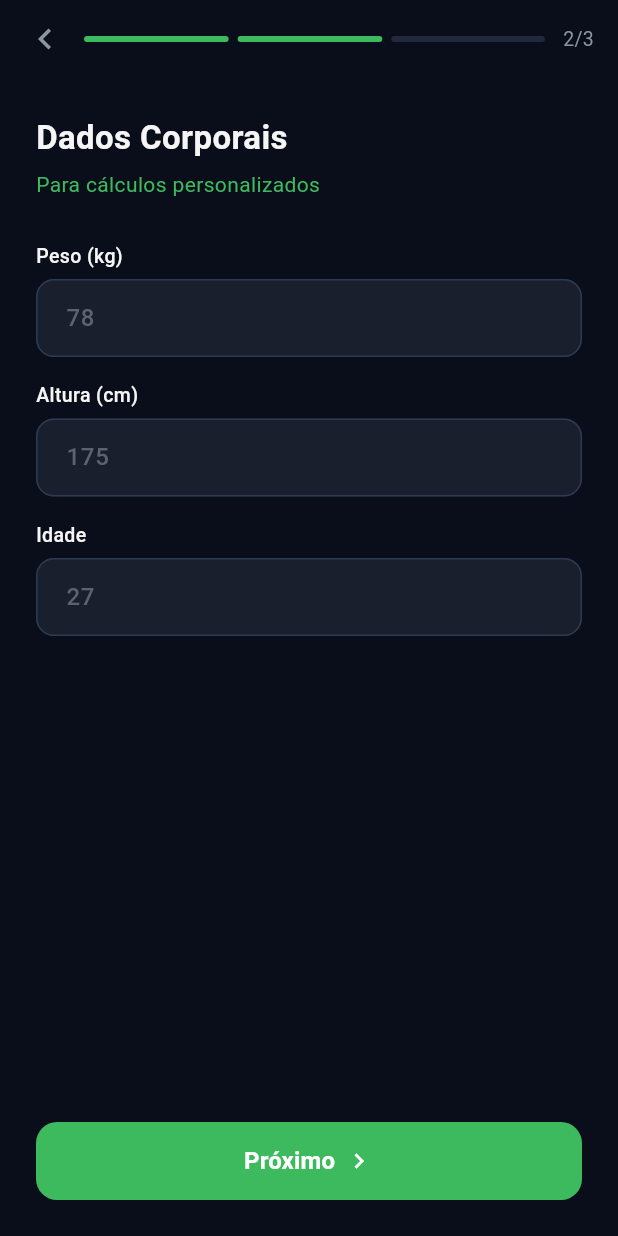
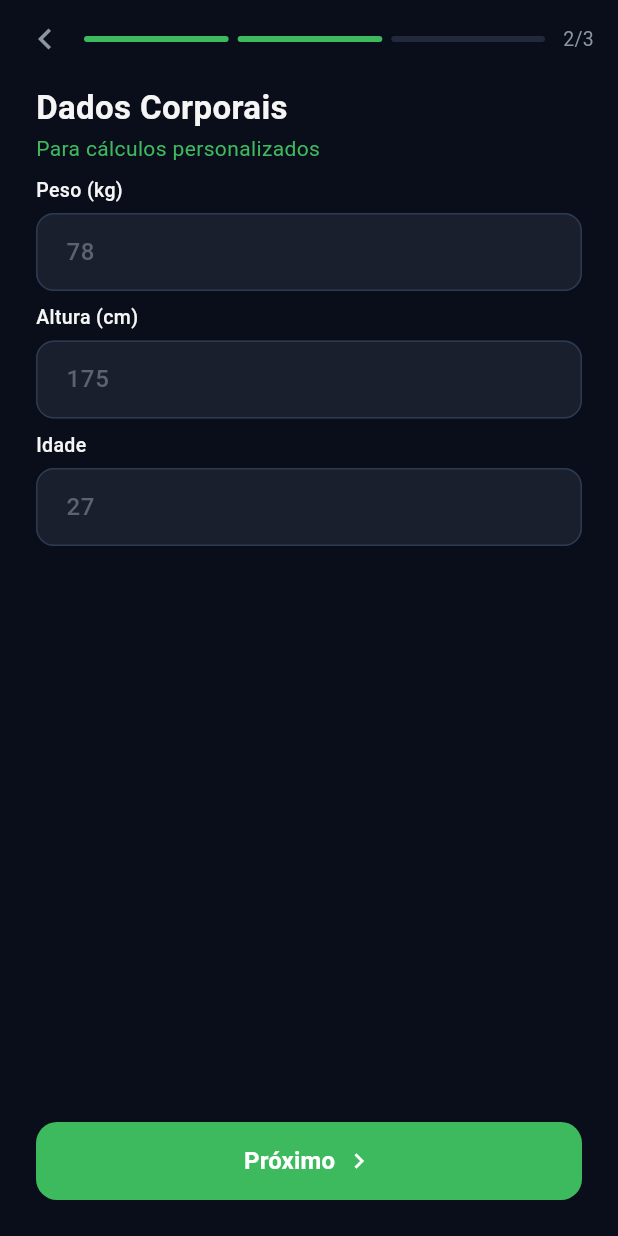
Before and after one commit to Davidsolli/desafio-final, a Flutter app: the screen it shows after launch, after a tap on "Cadastre-se", after a tap on "Próximo", on a phone screen of 412 x 824 dp. Run offline on Flutter 3.47's test engine with Material 3 defaults, Android fonts, the phone set to English and light mode, and no system bars; our stand-ins replace animate_do, go_router, shared_preferences; accounts and stored records are empty.

```diff
--- a/frontend/lib/screens/auth/login_screen.dart
+++ b/frontend/lib/screens/auth/login_screen.dart
@@ -73,41 +73,35 @@ class _LoginScreenState extends State<LoginScreen> {
   Widget build(BuildContext context) {
     return Scaffold(
       backgroundColor: AppColors.background,
-      body: SingleChildScrollView(
+      body: SafeArea(
+        child: Column(
+          children: [
+            // Logo fixa no topo
+            Padding(
+              padding: const EdgeInsets.symmetric(vertical: 8),
+              child: Image.asset('assets/images/logo-2.png'),
+            ),
+            // Resto do conteúdo
+            Expanded(
               child: Padding(
-          padding: const EdgeInsets.all(24),
+                padding: const EdgeInsets.symmetric(horizontal: 24),
                 child: Column(
                   crossAxisAlignment: CrossAxisAlignment.center,
+                  mainAxisAlignment: MainAxisAlignment.center,
                   children: [
-              const SizedBox(height: 80),
-              // Logo
-              Container(
-                width: 80,
-                height: 80,
-                decoration: BoxDecoration(
-                  gradient: AppColors.gradientPrimary,
-                  borderRadius: BorderRadius.circular(16),
-                ),
-                child: const Icon(
-                  Icons.fitness_center,
-                  size: 40,
-                  color: Colors.white,
-                ),
-              ),
-              const SizedBox(height: 24),
                     // Título
                     Text(
                       'Entrar',
                       style: Theme.of(context).textTheme.displayMedium,
                     ),
-              const SizedBox(height: 8),
+                    const SizedBox(height: 2),
                     Text(
-                'Acesse sua conta OmniConnect',
+                      'Acesse sua conta',
                       style: Theme.of(context).textTheme.bodyMedium?.copyWith(
                             color: AppColors.textSecondary,
                           ),
                     ),
-              const SizedBox(height: 48),
+                    const SizedBox(height: 16),
                     // Email
                     TextField(
                       controller: _emailController,
@@ -117,7 +111,7 @@ class _LoginScreenState extends State<LoginScreen> {
                         prefixIcon: const Icon(Icons.email_outlined),
                       ),
                     ),
-              const SizedBox(height: 16),
+                    const SizedBox(height: 12),
                     // Senha
                     TextField(
                       controller: _passwordController,
@@ -138,14 +132,14 @@ class _LoginScreenState extends State<LoginScreen> {
                         ),
                       ),
                     ),
-              const SizedBox(height: 32),
+                    const SizedBox(height: 20),
                     // Botão Login
                     SizedBox(
                       width: double.infinity,
                       child: ElevatedButton(
                         onPressed: _isLoading ? null : _handleLogin,
                         style: ElevatedButton.styleFrom(
-                    padding: const EdgeInsets.symmetric(vertical: 16),
+                          padding: const EdgeInsets.symmetric(vertical: 14),
                           backgroundColor: AppColors.primary,
                         ),
                         child: _isLoading
@@ -167,14 +161,14 @@ class _LoginScreenState extends State<LoginScreen> {
                               ),
                       ),
                     ),
-              const SizedBox(height: 24),
+                    const SizedBox(height: 12),
                     // Cadastro
                     Row(
                       mainAxisAlignment: MainAxisAlignment.center,
                       children: [
                         Text(
                           'Não tem conta? ',
-                    style: Theme.of(context).textTheme.bodyMedium?.copyWith(
+                          style: Theme.of(context).textTheme.bodySmall?.copyWith(
                                 color: AppColors.textSecondary,
                               ),
                         ),
@@ -182,7 +176,7 @@ class _LoginScreenState extends State<LoginScreen> {
                           onTap: () => context.go(AppRoutes.register),
                           child: Text(
                             'Cadastre-se',
-                      style: Theme.of(context).textTheme.bodyMedium?.copyWith(
+                            style: Theme.of(context).textTheme.bodySmall?.copyWith(
                                   color: AppColors.primary,
                                   fontWeight: FontWeight.w600,
                                 ),
@@ -194,6 +188,9 @@ class _LoginScreenState extends State<LoginScreen> {
                 ),
               ),
             ),
+          ],
+        ),
+      ),
     );
   }
 }
--- a/frontend/lib/screens/auth/register_screen.dart
+++ b/frontend/lib/screens/auth/register_screen.dart
@@ -178,22 +178,22 @@ class _RegisterScreenState extends State<RegisterScreen> {
     return Column(
       crossAxisAlignment: CrossAxisAlignment.start,
       children: [
-        const SizedBox(height: 24),
+        const SizedBox(height: 4),
         const Text('Dados Pessoais',
             style: TextStyle(color: AppColors.textPrimary, fontSize: 22, fontWeight: FontWeight.bold)),
-        const SizedBox(height: 6),
+        const SizedBox(height: 2),
         const Text('Vamos começar com o básico',
             style: TextStyle(color: AppColors.primary, fontSize: 14)),
-        const SizedBox(height: 28),
+        const SizedBox(height: 8),
         _label('Nome completo'),
         _input(_nameController, 'Seu nome'),
-        const SizedBox(height: 16),
+        const SizedBox(height: 8),
         _label('Email'),
         _input(_emailController, 'seu@email.com', keyboardType: TextInputType.emailAddress),
-        const SizedBox(height: 16),
+        const SizedBox(height: 8),
         _label('Senha'),
         _inputPassword(),
-        const SizedBox(height: 32),
+        const SizedBox(height: 8),
       ],
     );
   }
@@ -202,22 +202,22 @@ class _RegisterScreenState extends State<RegisterScreen> {
     return Column(
       crossAxisAlignment: CrossAxisAlignment.start,
       children: [
-        const SizedBox(height: 24),
+        const SizedBox(height: 4),
         const Text('Dados Corporais',
             style: TextStyle(color: AppColors.textPrimary, fontSize: 22, fontWeight: FontWeight.bold)),
-        const SizedBox(height: 6),
+        const SizedBox(height: 2),
         const Text('Para cálculos personalizados',
             style: TextStyle(color: AppColors.primary, fontSize: 14)),
-        const SizedBox(height: 28),
+        const SizedBox(height: 8),
         _label('Peso (kg)'),
         _input(_weightController, '78', keyboardType: TextInputType.number),
-        const SizedBox(height: 16),
+        const SizedBox(height: 8),
         _label('Altura (cm)'),
         _input(_heightController, '175', keyboardType: TextInputType.number),
-        const SizedBox(height: 16),
+        const SizedBox(height: 8),
         _label('Idade'),
         _input(_ageController, '27', keyboardType: TextInputType.number),
-        const SizedBox(height: 32),
+        const SizedBox(height: 8),
       ],
     );
   }
@@ -226,15 +226,15 @@ class _RegisterScreenState extends State<RegisterScreen> {
     return Column(
       crossAxisAlignment: CrossAxisAlignment.start,
       children: [
-        const SizedBox(height: 24),
+        const SizedBox(height: 4),
         const Text('Seu Objetivo',
             style: TextStyle(color: AppColors.textPrimary, fontSize: 22, fontWeight: FontWeight.bold)),
-        const SizedBox(height: 6),
+        const SizedBox(height: 2),
         const Text('Escolha seu foco principal',
             style: TextStyle(color: AppColors.primary, fontSize: 14)),
-        const SizedBox(height: 24),
+        const SizedBox(height: 8),
         ...(_goals.map((g) => _buildGoalOption(g)).toList()),
-        const SizedBox(height: 32),
+        const SizedBox(height: 8),
       ],
     );
   }
--- a/frontend/lib/screens/auth/splash_screen.dart
+++ b/frontend/lib/screens/auth/splash_screen.dart
@@ -32,19 +32,7 @@ class _SplashScreenState extends State<SplashScreen> {
           children: [
             BounceInDown(
               duration: const Duration(milliseconds: 600),
-              child: Container(
-                width: 100,
-                height: 100,
-                decoration: BoxDecoration(
-                  gradient: AppColors.gradientPrimary,
-                  borderRadius: BorderRadius.circular(24),
-                ),
-                child: const Icon(
-                  Icons.fitness_center,
-                  size: 50,
-                  color: Colors.white,
-                ),
-              ),
+              child: Image.asset('assets/images/logo-2.png'),
             ),
             const SizedBox(height: 32),
             FadeInDown(
```
Also changed, not shown: frontend/pubspec.yaml (+4 -3 lines), frontend/assets/images/logo-2.png (added). Lines whose indentation alone changed are shown as unchanged.
